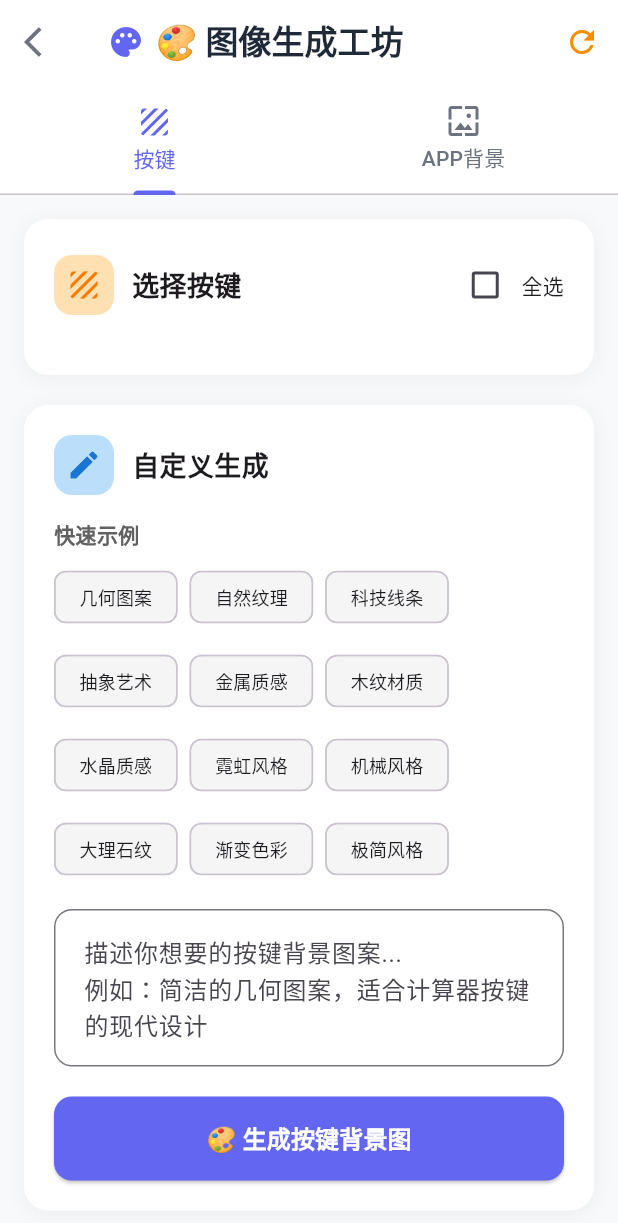
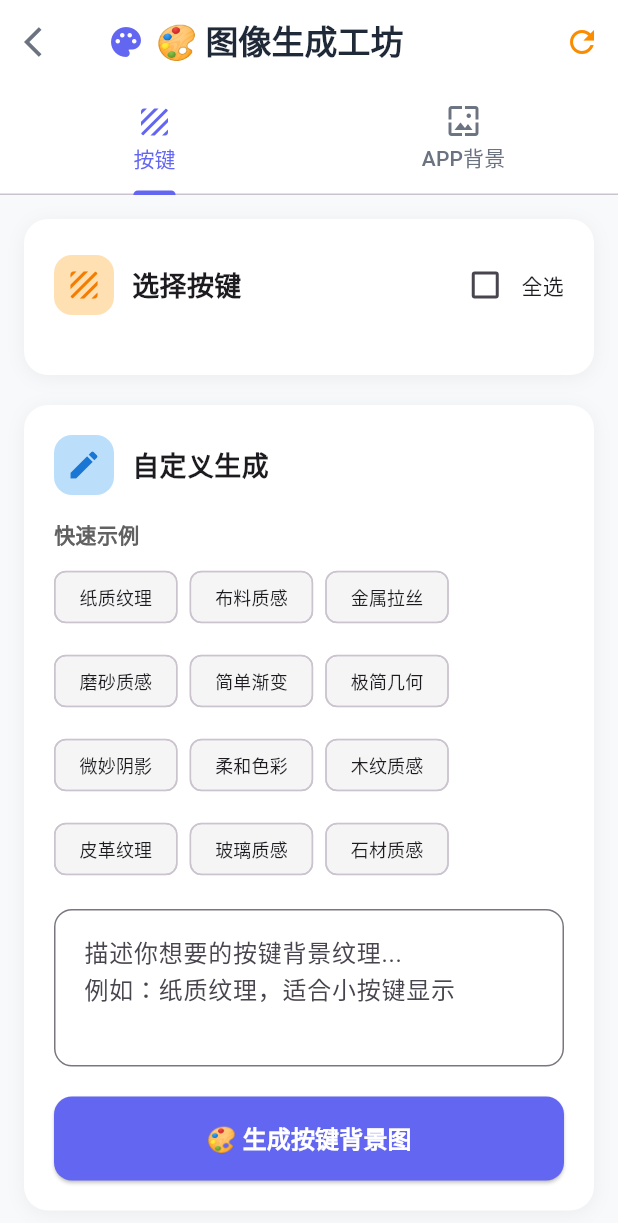
Before and after one commit to visionwise-nick/Queee-Calculator, a Flutter app: the ImageGenerationScreen screen opened directly with empty values, on a phone screen of 412 x 824 dp. Shown: the top 1223 px of the screen. Run offline on Flutter 3.47's test engine with Material 3 defaults, Android fonts, the phone set to English and light mode, and no system bars; our stand-ins replace math_expressions, shared_preferences; accounts and stored records are empty; Roboto replaces fonts that are missing (SF Pro Display); project files that could hold a hidden picture were left out.

Commit message:
🎨【版本00096按键背景图优化】彻底解决按键背景图信息量过多导致UI丑陋的问题
1）🔧 后端按键背景图生成全面优化：
   - 更新提示词专为小尺寸按键设计，强调MINIMAL和SUBTLE纹理
   - 明确禁止复杂图案、详细元素和文字符号
   - 专注简单纹理：纸质、布料、金属拉丝、磨砂质感等
   - 优化尺寸要求：适配32x32到64x64像素显示
   - 添加GOOD/BAD示例指导AI生成合适图案

2）🎯 客户端生成参数优化：
   - 生成尺寸从32x32改为64x64，提升清晰度
   - 风格从'simple'改为'minimal'，更加简约
   - 提示词优化：强调极简纹理背景，无复杂元素
   - 专为小按键显示设计的描述语言

3）📋 快速示例全面更新：
   - 替换复杂图案选项为适合小按键的简单纹理
   - 新增：纸质纹理、布料质感、金属拉丝、磨砂质感等
   - 删除：复杂几何、水晶质感、霓虹风格等信息量过多选项
   - 每个示例都针对小按键优化描述

4）💡 用户体验改进：
   - 更新提示文本告知用户已优化专为小按键设计
   - 强调避免复杂图案，专注简单纹理和质感
   - 提供更合适的示例和建议

5）☁️ 后端服务重新部署：
   - 部署到版本00174，新的优化逻辑已生效
   - 健康检查通过，服务运行正常
   - 图案生成功能验证成功

现在按键背景图生成专为小尺寸优化，避免信息量过多，确保在小按键上显示清晰美观，彻底解决UI丑陋问题，macOS编译成功。

```diff
--- a/lib/screens/image_generation_screen.dart
+++ b/lib/screens/image_generation_screen.dart
@@ -919,35 +919,35 @@ class _ImageGenerationScreenState extends State<ImageGenerationScreen>
               spacing: 8,
               runSpacing: 8,
               children: [
-                '几何图案',
-                '自然纹理',
-                '科技线条',
-                '抽象艺术',
-                '金属质感',
-                '木纹材质',
-                '水晶质感',
-                '霓虹风格',
-                '机械风格',
-                '大理石纹',
-                '渐变色彩',
-                '极简风格',
+                '纸质纹理',
+                '布料质感',
+                '金属拉丝',
+                '磨砂质感',
+                '简单渐变',
+                '极简几何',
+                '微妙阴影',
+                '柔和色彩',
+                '木纹质感',
+                '皮革纹理',
+                '玻璃质感',
+                '石材质感',
               ].map((example) =>
                 ActionChip(
                   label: Text(example, style: const TextStyle(fontSize: 12)),
                   onPressed: () {
                     String prompt = '';
-                    if (example.contains('几何图案')) prompt = '简洁的几何图案背景，文字清晰可读，适合按键使用的现代设计';
-                    else if (example.contains('自然纹理')) prompt = '自然纹理背景，叶子或水波纹理，清新自然风格，确保文字清晰';
-                    else if (example.contains('科技线条')) prompt = '科技感线条图案，未来主义设计风格，文字突出显示';
-                    else if (example.contains('抽象艺术')) prompt = '抽象艺术图案，色彩丰富的创意设计，文字对比度高';
-                    else if (example.contains('金属质感')) prompt = '金属质感纹理，工业风格的按键背景，文字有光泽效果';
-                    else if (example.contains('木纹材质')) prompt = '真实木纹纹理，自然温暖的木质感，文字清晰可见';
-                    else if (example.contains('水晶质感')) prompt = '透明水晶质感，带有光泽和折射效果的现代设计，文字有反光效果';
-                    else if (example.contains('霓虹风格')) prompt = '霓虹灯风格，充满活力的发光效果，适合动感按键，文字发光';
-                    else if (example.contains('机械风格')) prompt = '机械工业风格，齿轮和螺丝纹理，精密感设计，文字有金属感';
-                    else if (example.contains('大理石纹')) prompt = '优雅的大理石纹理，自然石材质感，高档奢华风格，文字有质感';
-                    else if (example.contains('渐变色彩')) prompt = '平滑的渐变色彩，现代时尚的色彩过渡效果，文字有渐变效果';
-                    else if (example.contains('极简风格')) prompt = '极简主义设计，纯净的色彩和线条，现代简约风格，文字简洁明了';
+                    if (example.contains('纸质纹理')) prompt = '微妙的纸质纹理，适合小按键显示，简单白色或米色背景';
+                    else if (example.contains('布料质感')) prompt = '细腻的布料纹理，柔和的织物质感，适合小尺寸按键';
+                    else if (example.contains('金属拉丝')) prompt = '细腻的金属拉丝纹理，银灰色，适合小按键的简约质感';
+                    else if (example.contains('磨砂质感')) prompt = '磨砂玻璃质感，半透明效果，适合小按键的现代设计';
+                    else if (example.contains('简单渐变')) prompt = '简单的双色渐变，柔和过渡，适合小按键显示';
+                    else if (example.contains('极简几何')) prompt = '极简的几何线条，最小化设计，适合小按键';
+                    else if (example.contains('微妙阴影')) prompt = '微妙的阴影效果，轻微的立体感，适合小按键';
+                    else if (example.contains('柔和色彩')) prompt = '柔和的单色背景，淡雅色调，适合小按键文字显示';
+                    else if (example.contains('木纹质感')) prompt = '细腻的木纹纹理，自然温暖，适合小按键的质感';
+                    else if (example.contains('皮革纹理')) prompt = '精细的皮革纹理，高级质感，适合小按键显示';
+                    else if (example.contains('玻璃质感')) prompt = '清透的玻璃质感，简洁现代，适合小按键';
+                    else if (example.contains('石材质感')) prompt = '细腻的石材纹理，自然质感，适合小按键背景';
                     _buttonPatternPromptController.text = prompt;
                   },
                   backgroundColor: Colors.grey.shade100,
@@ -961,7 +961,7 @@ class _ImageGenerationScreenState extends State<ImageGenerationScreen>
               controller: _buttonPatternPromptController,
               maxLines: 3,
               decoration: InputDecoration(
-                hintText: '描述你想要的按键背景图案...\n例如：简洁的几何图案，适合计算器按键的现代设计\n\n🔧 注意：生成的图案会包含按键文字符号',
+                hintText: '描述你想要的按键背景纹理...\n例如：纸质纹理，适合小按键显示\n\n🔧 已优化：专为小按键设计，避免复杂图案，专注简单纹理和质感',
                 border: OutlineInputBorder(
                   borderRadius: BorderRadius.circular(12),
                   borderSide: BorderSide(color: Colors.grey.shade300),
@@ -1124,7 +1124,7 @@ class _ImageGenerationScreenState extends State<ImageGenerationScreen>
 
     for (int i = 0; i < selectedButtons.length; i++) {
       final button = selectedButtons[i];
-      final prompt = '$basePrompt - 简洁的背景图案，为按键"${button.label}"设计，确保文字"${button.label}"清晰突出显示，背景图案简单不抢夺文字焦点';
+      final prompt = '$basePrompt - 极简纹理背景，适合小按键显示，无复杂元素，仅简单纹理或渐变，确保按键文字"${button.label}"清晰可读';
 
       try {
         print('🔧 生成按键${button.label}的背景图...');
@@ -1132,8 +1132,8 @@ class _ImageGenerationScreenState extends State<ImageGenerationScreen>
 
         final result = await AIService.generatePattern(
           prompt: prompt,
-          style: 'simple',
-          size: '32x32',
+          style: 'minimal',
+          size: '64x64',
           onProgress: (progress) {
             // 计算总体进度
             final totalProgress = (i + progress) / selectedButtons.length;
```
Also changed, not shown: 1 other file.
